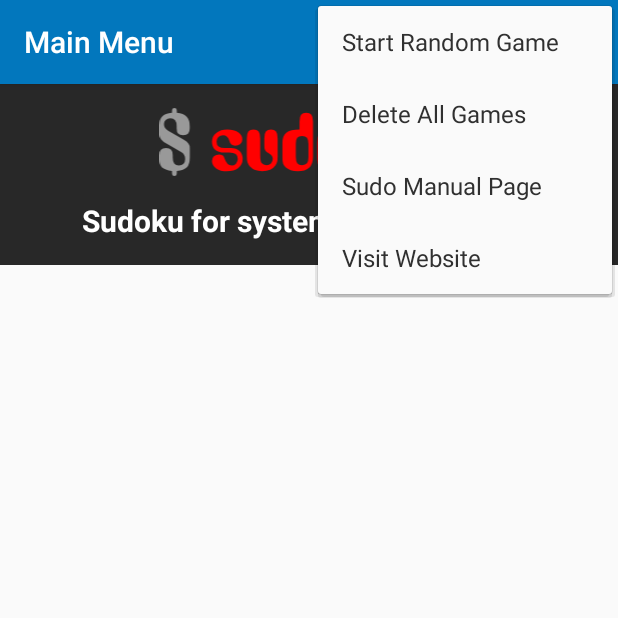
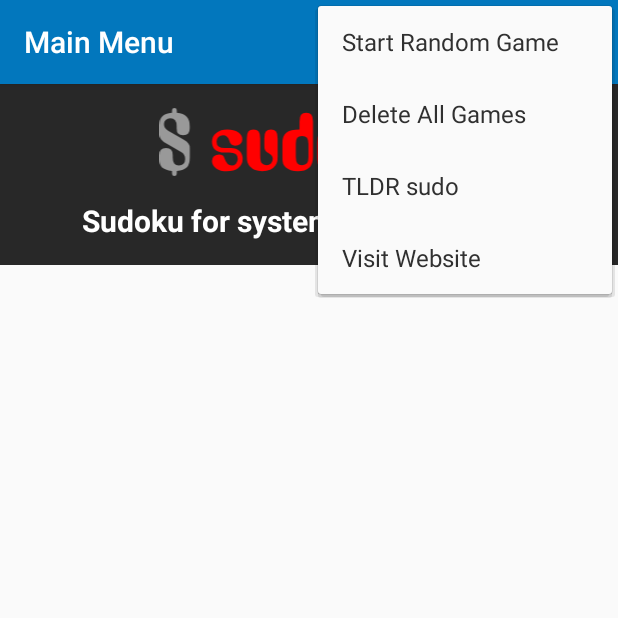
Before and after one commit to DennisSchulmeister/whb-android-sudoku, an Android app: the screen it shows after launch (StartMenuActivity), with the options menu open, on a phone screen of 412 x 824 dp, the top half of it. Run offline under Robolectric (Android 15) with nearby library versions, the phone set to English and light mode, and no system bars; our stand-ins replace Room's generated code.

Commit message:
TLDR pages instead of man pages

```diff
--- a/app/src/main/java/de/wpvs/sudo_ku/activity/NavigationUtils.java
+++ b/app/src/main/java/de/wpvs/sudo_ku/activity/NavigationUtils.java
@@ -65,6 +65,10 @@ public class NavigationUtils {
     }
 
     public static void gotoManPage(Context context, String command) {
-        gotoWebsite(context, "http://man.he.net/?topic=" + command + "&section=all");
+        gotoWebsite(context, "http://man.he.net/" + command + "&section=all");
+    }
+
+    public static void gotoTldrPage(Context context, String command) {
+        gotoWebsite(context, "https://tldr.ostera.io/" + command);
     }
 }
--- a/app/src/main/java/de/wpvs/sudo_ku/activity/menu/StartMenuActivity.java
+++ b/app/src/main/java/de/wpvs/sudo_ku/activity/menu/StartMenuActivity.java
@@ -133,8 +133,8 @@ public class StartMenuActivity extends AppCompatActivity {
             case R.id.action_start_menu_delete_all:
                 this.deleteAllGames();
                 break;
-            case R.id.action_start_menu_man_sudo:
-                NavigationUtils.gotoManPage(this, "sudo");
+            case R.id.action_start_menu_tldr_sudo:
+                NavigationUtils.gotoTldrPage(this, "sudo");
                 break;
             case R.id.action_start_menu_website:
                 NavigationUtils.gotoWebsite(this, "https://www.wpvs.de");
--- a/app/src/main/res/menu/start_menu_options_menu.xml
+++ b/app/src/main/res/menu/start_menu_options_menu.xml
@@ -13,7 +13,7 @@
     <!-- Information -->
     <group>
         <item
-            android:id    = "@+id/action_start_menu_man_sudo"
+            android:id    = "@+id/action_start_menu_tldr_sudo"
             android:title = "@string/start_menu_man_sudo_label" />
 
         <item
--- a/app/src/main/res/values/strings.xml
+++ b/app/src/main/res/values/strings.xml
@@ -17,7 +17,7 @@
     <string name="start_menu_create_random_label">Start Random Game</string>
     <string name="start_menu_delete_all_label">Delete All Games</string>
     <string name="start_menu_visit_website_label">Visit Website</string>
-    <string name="start_menu_man_sudo_label">Sudo Manual Page</string>
+    <string name="start_menu_man_sudo_label">TLDR sudo</string>
 
     <!-- Game Type Activity -->
     <string name="new_game_label">New Game</string>
```
Also changed, not shown: 1 other file.
